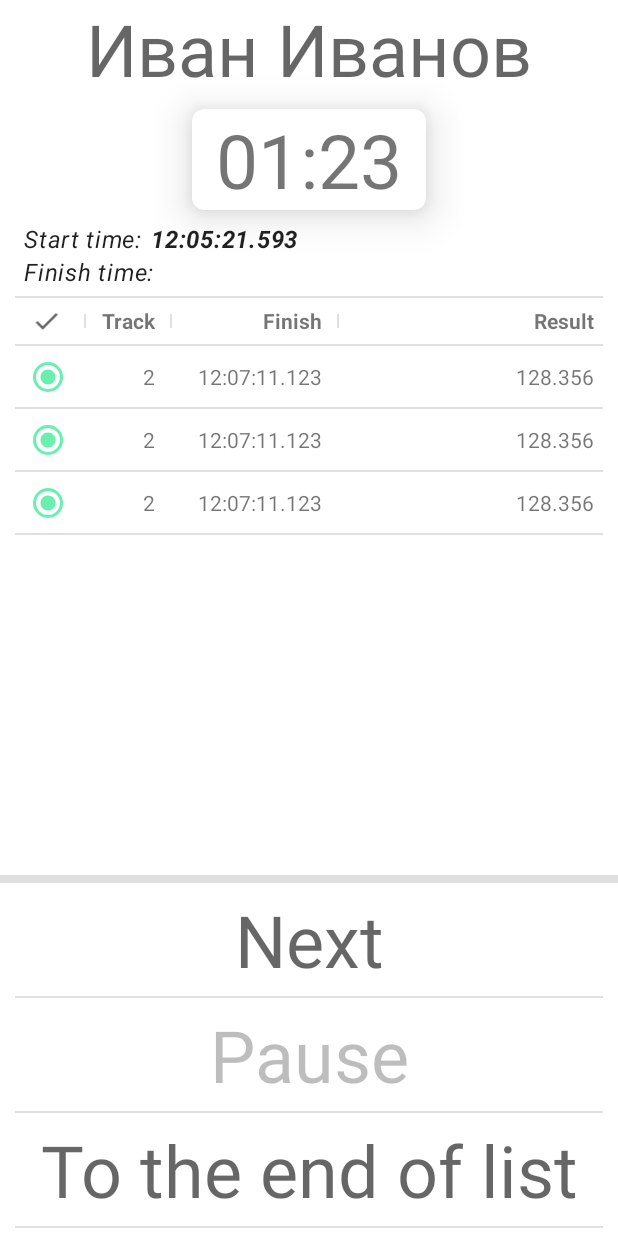
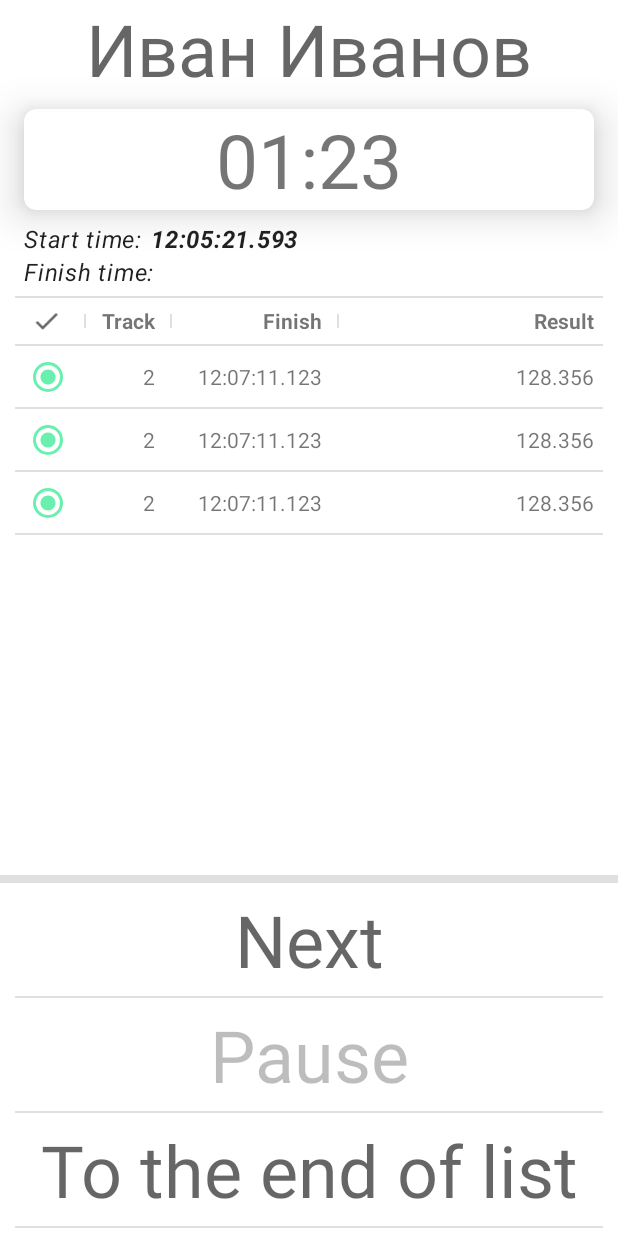
Before and after one commit to axcheb/SaigakTiming, an Android app: the layout finish_activity.xml on its own in the app's theme, with its tools: preview values and no code run, on a phone screen of 412 x 824 dp. Run offline under Robolectric (Android 15) with nearby library versions, the phone set to English and light mode, and no system bars.

Commit message:
Fix in dialog call and layouts

```diff
--- a/app/src/main/res/layout/finish_activity.xml
+++ b/app/src/main/res/layout/finish_activity.xml
@@ -31,14 +31,18 @@
 
         <androidx.cardview.widget.CardView
             android:id="@+id/timer_card"
-            android:layout_width="wrap_content"
+            android:layout_width="match_parent"
             android:layout_height="wrap_content"
             android:layout_gravity="center"
-            android:layout_margin="8dp"
+            android:layout_marginStart="@dimen/default_view_margin"
+            android:layout_marginEnd="@dimen/default_view_margin"
+            android:layout_marginBottom="8dp"
+            android:layout_marginTop="8dp"
             app:cardElevation="16dp"
             app:cardCornerRadius="8dp">
             <com.google.android.material.textview.MaterialTextView
                 android:id="@+id/timer"
+                android:layout_gravity="center"
                 android:layout_width="wrap_content"
                 android:layout_height="wrap_content"
                 android:textSize="50sp"
```
Also changed, not shown: app/src/main/java/ru/axcheb/saigaktiming/ui/memberselect/MemberSelectFragment.kt (+1 -6 lines), app/src/main/java/ru/axcheb/saigaktiming/ui/memberselect/NewMemberDialogFragment.kt (+20 -3 lines), app/src/main/res/layout/new_member_fragment.xml (+2 -10 lines).
